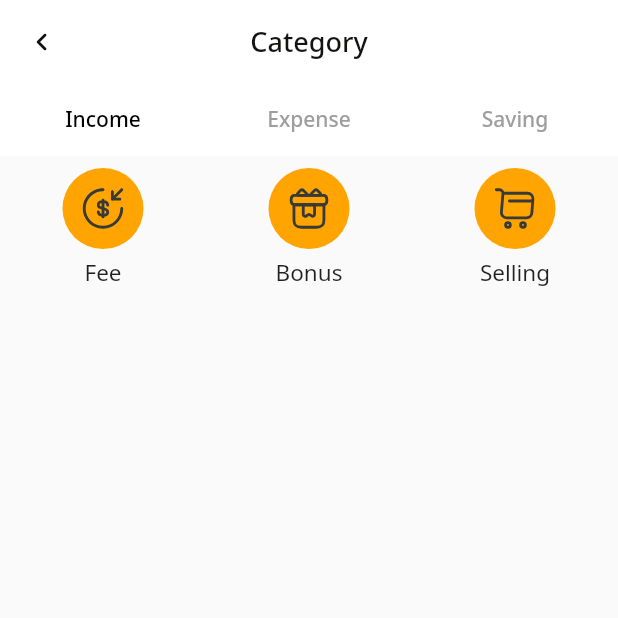
After one commit to zuludin04/during, a Flutter app: the CategoryDashboardScreen screen opened by its route, on a phone screen of 412 x 824 dp, the top half of it. The commit adds this screen. Run offline on Flutter 3.47's test engine with Material 2 defaults, Android fonts, the light colour scheme and no system bars; our stand-ins replace carousel_slider, flutter_svg, get, get_storage, google_mobile_ads, modal_bottom_sheet and 4 more; missing offline and left inert: flex_color_picker; accounts and stored records are empty; network calls fail.

Commit message:
add category screen

```diff
--- a/lib/core/widgets/toolbar_during.dart
+++ b/lib/core/widgets/toolbar_during.dart
@@ -7,6 +7,7 @@ class ToolbarDuring {
     List<Widget> actions = const [],
     bool sharePayment = false,
     IconData leadingIcon = Icons.chevron_left_rounded,
+    PreferredSizeWidget? tabs,
   }) {
     return AppBar(
       leading: IconButton(
@@ -47,6 +48,7 @@ class ToolbarDuring {
       centerTitle: true,
       elevation: 0,
       actions: actions,
+      bottom: tabs,
     );
   }
 }
--- a/lib/routes/app_pages.dart
+++ b/lib/routes/app_pages.dart
@@ -1,3 +1,5 @@
+import 'package:during/ui/category/bindings/category_dashboard_binding.dart';
+import 'package:during/ui/category/views/category_dashboard_screen.dart';
 import 'package:during/ui/dashboard/bindings/dashboard_binding.dart';
 import 'package:during/ui/dashboard/bindings/home_navigation_binding.dart';
 import 'package:during/ui/dashboard/bindings/setting_navigation_binding.dart';
@@ -75,5 +77,10 @@ class AppPages {
       name: RoutePath.language,
       page: () => const LanguageChangeScreen(),
     ),
+    GetPage(
+      name: RoutePath.category,
+      page: () => const CategoryDashboardScreen(),
+      binding: CategoryDashboardBinding(),
+    ),
   ];
 }
--- a/lib/routes/app_routes.dart
+++ b/lib/routes/app_routes.dart
@@ -3,7 +3,7 @@ part of 'app_pages.dart';
 abstract class RoutePath {
   RoutePath._();
 
-   static const dashboard = '/';
+  static const dashboard = '/';
   static const transactionCreate = '/transaction_create';
   static const transactionRecord = '/transaction_record';
   static const transactionDetail = '/transaction_detail';
@@ -13,4 +13,5 @@ abstract class RoutePath {
   static const sharePayment = '/share_payment';
   static const generatedCode = '/generated_code';
   static const language = '/language';
+  static const category = '/category';
 }
--- /dev/null
+++ b/lib/ui/category/bindings/category_dashboard_binding.dart
@@ -0,0 +1,9 @@
+import 'package:during/ui/category/controllers/category_dashboard_controller.dart';
+import 'package:get/get.dart';
+
+class CategoryDashboardBinding extends Bindings {
+  @override
+  void dependencies() {
+    Get.lazyPut(() => CategoryDashboardController());
+  }
+}
--- /dev/null
+++ b/lib/ui/category/controllers/category_dashboard_controller.dart
@@ -0,0 +1,29 @@
+import 'package:during/data/during_repository.dart';
+import 'package:during/data/source/entity/category_entity.dart';
+import 'package:get/get.dart';
+
+class CategoryDashboardController extends GetxController {
+  final DuringRepository _repository = Get.find();
+
+  var loading = false;
+  var categories = <CategoryEntity>[];
+
+  void loadCategory(int type) async {
+    var category = await _repository.loadCategoryType(type);
+    categories = category;
+    update([type]);
+  }
+
+  String _updateKey(int type) {
+    switch (type) {
+      case 1:
+        return 'Saving';
+      case 2:
+        return 'Income';
+      case 3:
+        return 'Expense';
+      default:
+        return 'Expense';
+    }
+  }
+}
--- /dev/null
+++ b/lib/ui/category/views/category_dashboard_screen.dart
@@ -0,0 +1,36 @@
+import 'package:during/core/widgets/toolbar_during.dart';
+import 'package:during/ui/category/views/widgets/category_tab.dart';
+import 'package:flutter/material.dart';
+import 'package:get/get.dart';
+
+class CategoryDashboardScreen extends StatelessWidget {
+  const CategoryDashboardScreen({Key? key}) : super(key: key);
+
+  @override
+  Widget build(BuildContext context) {
+    return DefaultTabController(
+      length: 3,
+      child: Scaffold(
+        appBar: ToolbarDuring.defaultToolbar(
+          'category'.tr,
+          tabs: TabBar(
+            unselectedLabelColor: Colors.grey,
+            labelColor: Colors.black,
+            tabs: [
+              Tab(text: 'income'.tr),
+              Tab(text: 'expense'.tr),
+              Tab(text: 'saving'.tr),
+            ],
+          ),
+        ),
+        body: const TabBarView(
+          children: [
+            CategoryTab(type: 2),
+            CategoryTab(type: 3),
+            CategoryTab(type: 1),
+          ],
+        ),
+      ),
+    );
+  }
+}
--- /dev/null
+++ b/lib/ui/category/views/widgets/category_tab.dart
@@ -0,0 +1,77 @@
+import 'package:during/data/source/entity/category_entity.dart';
+import 'package:during/ui/category/controllers/category_dashboard_controller.dart';
+import 'package:flutter/material.dart';
+import 'package:flutter_svg/flutter_svg.dart';
+import 'package:get/get.dart';
+
+class CategoryTab extends StatefulWidget {
+  final int type;
+
+  const CategoryTab({Key? key, required this.type}) : super(key: key);
+
+  @override
+  State<CategoryTab> createState() => _CategoryTabState();
+}
+
+class _CategoryTabState extends State<CategoryTab>
+    with AutomaticKeepAliveClientMixin {
+  final CategoryDashboardController _controller = Get.find();
+
+  @override
+  void initState() {
+    _controller.loadCategory(widget.type);
+    super.initState();
+  }
+
+  @override
+  bool get wantKeepAlive => true;
+
+  @override
+  Widget build(BuildContext context) {
+    super.build(context);
+    return GetBuilder<CategoryDashboardController>(
+      id: widget.type,
+      builder: (controller) {
+        if (controller.loading) {
+          return Center(child: Text('Category is Empty ${widget.type}'));
+        } else {
+          return GridView.builder(
+            gridDelegate: const SliverGridDelegateWithFixedCrossAxisCount(
+                crossAxisCount: 3),
+            itemBuilder: (context, index) =>
+                _categoryItem(controller.categories[index]),
+            itemCount: controller.categories.length,
+          );
+        }
+      },
+    );
+  }
+
+  Widget _categoryItem(CategoryEntity category) {
+    return Padding(
+      padding: const EdgeInsets.all(8.0),
+      child: Column(
+        children: [
+          Container(
+            decoration: const BoxDecoration(
+              color: Color(0xffffa400),
+              shape: BoxShape.circle,
+            ),
+            padding: const EdgeInsets.all(12),
+            child: SvgPicture.asset(
+              'assets/category/${category.icon}',
+              color: const Color(0xff373a36),
+              width: 30,
+              height: 30,
+            ),
+          ),
+          const SizedBox(height: 5),
+          Text(
+            category.name ?? "",
+            style: const TextStyle(fontSize: 15),
+          ),
+        ],
+      ),
+    );
+  }
+}
--- a/lib/ui/dashboard/views/nav/setting_navigation.dart
+++ b/lib/ui/dashboard/views/nav/setting_navigation.dart
@@ -66,6 +66,11 @@ class _SettingNavigationState extends State<SettingNavigation> {
               leading: const Icon(Icons.language),
               onPressed: (context) => Get.toNamed(RoutePath.language),
             ),
+            SettingsTile(
+              title: Text('category'.tr),
+              leading: const Icon(Icons.dashboard_rounded),
+              onPressed: (context) => Get.toNamed(RoutePath.category),
+            ),
           ],
         ),
         SettingsSection(
--- a/lib/ui/saving/views/saving_insert_screen.dart
+++ b/lib/ui/saving/views/saving_insert_screen.dart
@@ -1,5 +1,4 @@
 import 'package:during/core/utils/add_helper.dart';
-import 'package:during/core/utils/helper.dart';
 import 'package:during/core/widgets/category_picker.dart';
 import 'package:during/core/widgets/color_dialog.dart';
 import 'package:during/core/widgets/input_text_field.dart';
```
